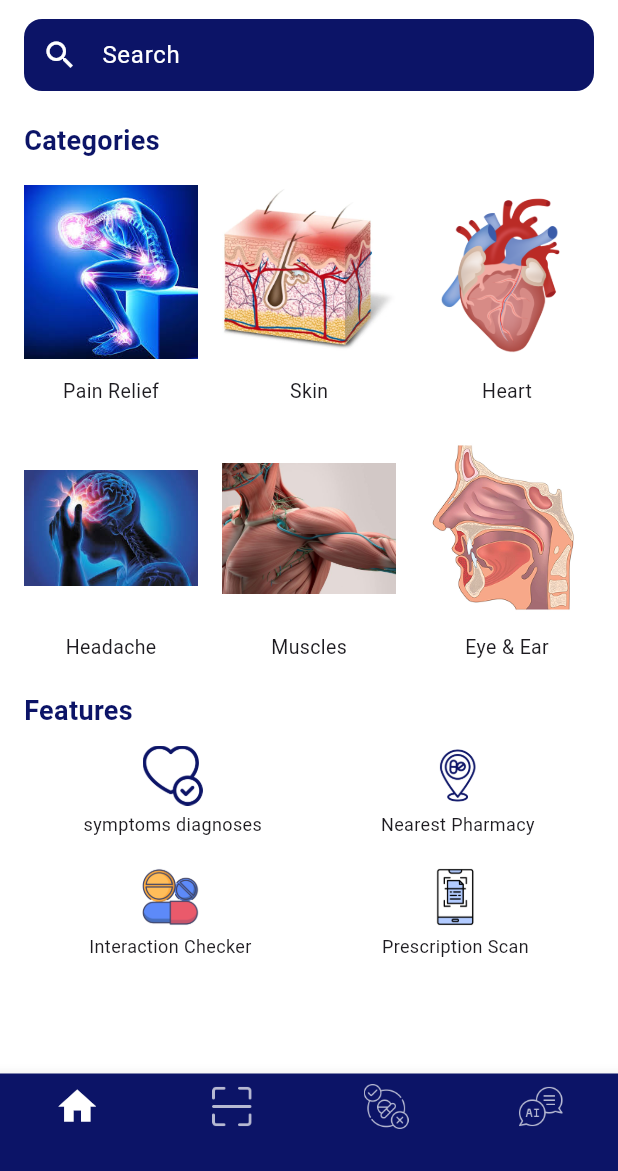
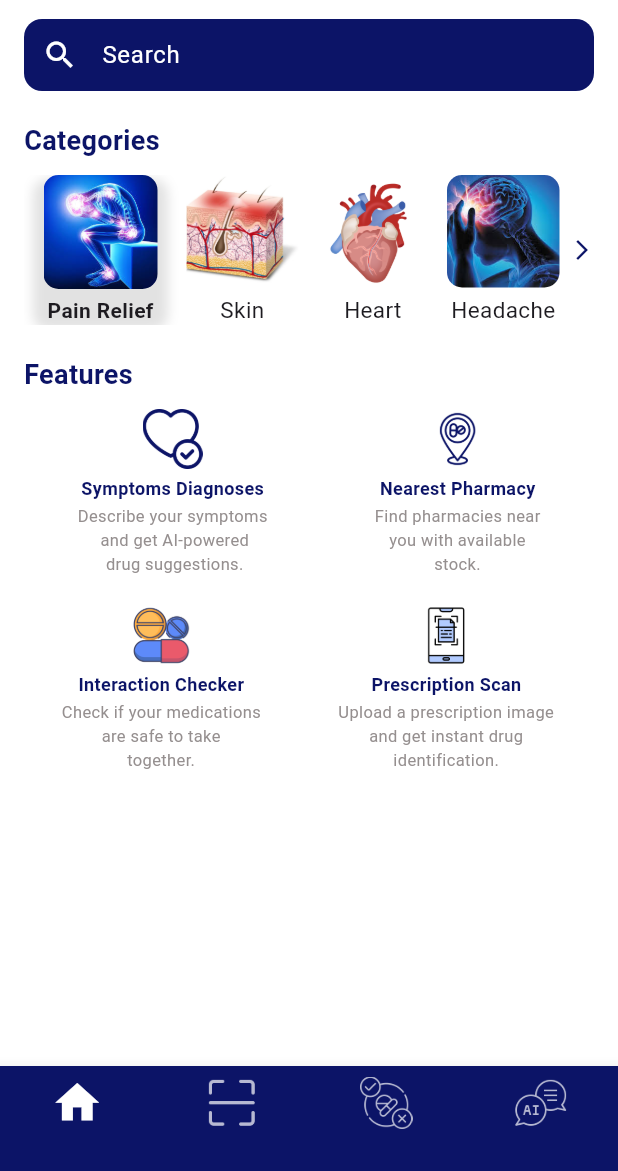
Before and after one commit to DrugKit/flutter_UI, a Flutter app: the screen it shows after launch, on a phone screen of 412 x 824 dp, the part 65-1236 px from its top. Run offline on Flutter 3.47's test engine with Material 3 defaults, Android fonts, the phone set to English and light mode, and no system bars.

Commit message:
add drug.dartFile

```diff
--- /dev/null
+++ b/lib/screens/drug.dart
@@ -0,0 +1,12 @@
+
+class Drug {
+  final String name;
+  final String type;
+  final String imagePath;
+
+  Drug({
+    required this.name,
+    required this.type,
+    required this.imagePath,
+  });
+}
--- a/lib/screens/home.dart
+++ b/lib/screens/home.dart
@@ -1,4 +1,3 @@
-
 import 'package:flutter/material.dart';
 
 class HomeScreen extends StatelessWidget {
@@ -20,10 +19,9 @@ class HomeScreen extends StatelessWidget {
         title: Image.asset('assets/pilllogo.png', height: 30),
         actions: [
           IconButton(
-            icon:
-                const Icon(Icons.notifications_none, color: Color(0xFF0C1467)),
+            icon: const Icon(Icons.notifications_none, color: Color(0xFF0C1467)),
             onPressed: () {
-              // Navigate to notifications
+              // Notifications action
             },
           ),
         ],
@@ -34,7 +32,7 @@ class HomeScreen extends StatelessWidget {
           child: Column(
             crossAxisAlignment: CrossAxisAlignment.start,
             children: [
-              // Search bar
+              //  Search bar
               Container(
                 padding: const EdgeInsets.symmetric(horizontal: 12),
                 decoration: BoxDecoration(
@@ -51,35 +49,13 @@ class HomeScreen extends StatelessWidget {
                 ),
               ),
               const SizedBox(height: 20),
-              const Text(
-                "Categories",
-                style: TextStyle(
-                  fontSize: 18,
-                  fontWeight: FontWeight.bold,
-                  color: Color(0xFF0C1467),
-                ),
-              ),
-              const SizedBox(height: 9),
-              // Categories Grid
-              GridView.count(
-                crossAxisCount: 3,
-                shrinkWrap: true,
-                physics: const NeverScrollableScrollPhysics(),
-                mainAxisSpacing: 16,
-                crossAxisSpacing: 16,
-                childAspectRatio: 0.75,
-                children: const [
-                  CategoryCard(title: 'Pain Relief', image: 'assets/pain.jpeg'),
-                  CategoryCard(title: 'Skin', image: 'assets/skin.png'),
-                  CategoryCard(title: 'Heart', image: 'assets/heart.png'),
-                  CategoryCard(
-                      title: 'Headache', image: 'assets/headache.jpeg'),
-                  CategoryCard(title: 'Muscles', image: 'assets/muscles.jpeg'),
-                  CategoryCard(
-                      title: 'Eye & Ear', image: 'assets/ear&nose.png'),
-                ],
-              ),
+
+              // 🧭 Categories Horizontal Scroll
+              const CategoryScroll(),
+
               const SizedBox(height: 20),
+
+              // ⭐ Features
               const Text(
                 "Features",
                 style: TextStyle(
@@ -89,15 +65,20 @@ class HomeScreen extends StatelessWidget {
                 ),
               ),
               const SizedBox(height: 10),
-              // Features using images instead of icons
+
               Row(
   mainAxisAlignment: MainAxisAlignment.spaceAround,
   children: const [
     FeatureIcon(
       image: 'assets/sypmptomchecker.png',
-                      label: "symptoms diagnoses"),
+      label: "Symptoms Diagnoses",
+      description: "Describe your symptoms\n and get AI-powered\n drug suggestions.",
+    ),
     FeatureIcon(
-                      image: 'assets/pointer.png', label: "Nearest Pharmacy"),
+      image: 'assets/pointer.png',
+      label: "Nearest Pharmacy",
+      description: "Find pharmacies near\nyou with available\nstock.",
+    ),
   ],
 ),
 const SizedBox(height: 20),
@@ -106,60 +87,155 @@ class HomeScreen extends StatelessWidget {
   children: const [
     FeatureIcon(
       image: 'assets/medicines_4278884.png',
-                      label: "Interaction Checker"),
+      label: "Interaction Checker",
+      description: "Check if your medications\nare safe to take \ntogether.",
+    ),
     FeatureIcon(
       image: 'assets/document-scanner_11857562.png',
-                      label: "Prescription Scan"),
+      label: "Prescription Scan",
+      description: "Upload a prescription image \nand get instant drug \nidentification.",
+    ),
   ],
 ),
+
               const SizedBox(height: 30),
             ],
           ),
         ),
       ),
       bottomNavigationBar: BottomNavigationBar(
-        backgroundColor: Color(0xFF0C1467),
+        backgroundColor: primaryColor,
         selectedItemColor: Colors.white,
         unselectedItemColor: Colors.white70,
-        type:BottomNavigationBarType.fixed,
+        type: BottomNavigationBarType.fixed,
         items: const [
-          BottomNavigationBarItem(icon: Icon(Icons.home, size:30), label: ""),
-          BottomNavigationBarItem(
-              icon: ImageIcon(AssetImage('assets/scanner.png'), size:30), label: ""),
-          BottomNavigationBarItem(
-              icon: ImageIcon(AssetImage('assets/interaction checker.png'), size:30),
-              label: ""),
-          BottomNavigationBarItem(
-              icon: ImageIcon(AssetImage('assets/chatbot.png'), size:30), label: ""),
+          BottomNavigationBarItem(icon: Icon(Icons.home, size: 35), label: ""),
+          BottomNavigationBarItem(icon: ImageIcon(AssetImage('assets/scanner.png'), size: 35), label: ""),
+          BottomNavigationBarItem(icon: ImageIcon(AssetImage('assets/interaction checker.png'), size: 35), label: ""),
+          BottomNavigationBarItem(icon: ImageIcon(AssetImage('assets/chatbot.png'), size: 35), label: ""),
         ],
       ),
     );
   }
 }
 
-class CategoryCard extends StatelessWidget {
-  final String title;
-  final String image;
+// 🔁 Category Scroll Widget with interaction
+class CategoryScroll extends StatefulWidget {
+  const CategoryScroll({super.key});
 
-  const CategoryCard({super.key, required this.title, required this.image});
+  @override
+  State<CategoryScroll> createState() => _CategoryScrollState();
+}
+
+class _CategoryScrollState extends State<CategoryScroll> {
+  int selectedIndex = 0;
+
+  final List<Map<String, String>> categories = [
+    {'title': 'Pain Relief', 'image': 'assets/pain.jpeg'},
+    {'title': 'Skin', 'image': 'assets/skin.png'},
+    {'title': 'Heart', 'image': 'assets/heart.png'},
+    {'title': 'Headache', 'image': 'assets/headache.jpeg'},
+    {'title': 'Muscles', 'image': 'assets/muscles.jpeg'},
+    {'title': 'Eye & Ear', 'image': 'assets/ear&nose.png'},
+    {'title': 'Cold & Flu', 'image': 'assets/cold&flu.png'},
+    {'title': 'Diabetes', 'image': 'assets/diabetes.png'},
+  ];
 
   @override
   Widget build(BuildContext context) {
     return Column(
+      crossAxisAlignment: CrossAxisAlignment.start,
       children: [
-        Expanded(child: Image.asset(image)),
+        const Text(
+          "Categories",
+          style: TextStyle(
+            fontSize: 18,
+            fontWeight: FontWeight.bold,
+            color: Color(0xFF0C1467),
+          ),
+        ),
+        const SizedBox(height: 10),
+        SizedBox(
+          height: 100,
+          child: Row(
+            children: [
+              Expanded(
+                child: ListView.builder(
+                  scrollDirection: Axis.horizontal,
+                  itemCount: categories.length,
+                  itemBuilder: (context, index) {
+                    final isSelected = index == selectedIndex;
+                    return GestureDetector(
+                      onTap: () {
+                        setState(() {
+                          selectedIndex = index;
+                        });
+                      },
+                      child: AnimatedContainer(
+                        duration: const Duration(milliseconds: 200),
+                        margin: const EdgeInsets.symmetric(horizontal: 6),
+                        width: isSelected ? 90 : 75,
+                        decoration: BoxDecoration(
+                          borderRadius: BorderRadius.circular(10),
+                          boxShadow: isSelected
+                              ? [
+                                  BoxShadow(
+                                    // ignore: deprecated_member_use
+                                    color: Colors.grey.withOpacity(0.3),
+                                    blurRadius: 6,
+                                    offset: const Offset(0, 3),
+                                  )
+                                ]
+                              : [],
+                        ),
+                        child: Column(
+                          children: [
+                            Expanded(
+                              child: ClipRRect(
+                                borderRadius: BorderRadius.circular(10),
+                                child: Image.asset(
+                                  categories[index]['image']!,
+                                  fit: BoxFit.cover,
+                                ),
+                              ),
+                            ),
                             const SizedBox(height: 4),
-        Text(title, style: const TextStyle(fontSize: 13)),
+                            Text(
+                              categories[index]['title']!,
+                              style: TextStyle(
+                                fontSize: isSelected ? 14 : 15,
+
+                                fontWeight: isSelected ? FontWeight.bold : FontWeight.normal,
+                              ),
+                            ),
+                          ],
+                        ),
+                      ),
+                    );
+                  },
+                ),
+              ),
+              const Icon(Icons.arrow_forward_ios, size: 16, color: Color(0xFF0C1467)),
+            ],
+          ),
+        ),
       ],
     );
   }
 }
 
+// 🔁 Feature Icon Widget
 class FeatureIcon extends StatelessWidget {
   final String image;
   final String label;
+  final String description;
 
-  const FeatureIcon({super.key, required this.image, required this.label});
+  const FeatureIcon({
+    super.key,
+    required this.image,
+    required this.label,
+    required this.description,
+  });
 
   @override
   Widget build(BuildContext context) {
@@ -169,7 +245,20 @@ class FeatureIcon extends StatelessWidget {
         const SizedBox(height: 4),
         Text(
           label,
-          style: const TextStyle(fontSize: 12),
+          style: const TextStyle(
+            fontSize: 12,
+            fontWeight: FontWeight.bold,
+            color: Color(0xFF0C1467),
+          ),
+          textAlign: TextAlign.center,
+        ),
+        const SizedBox(height: 2),
+        Text(
+          description,
+          style: const TextStyle(
+            fontSize: 11,
+            color: Color.fromARGB(255, 149, 143, 143),
+          ),
           textAlign: TextAlign.center,
         ),
       ],
```
Lines whose indentation alone changed are shown as unchanged.
